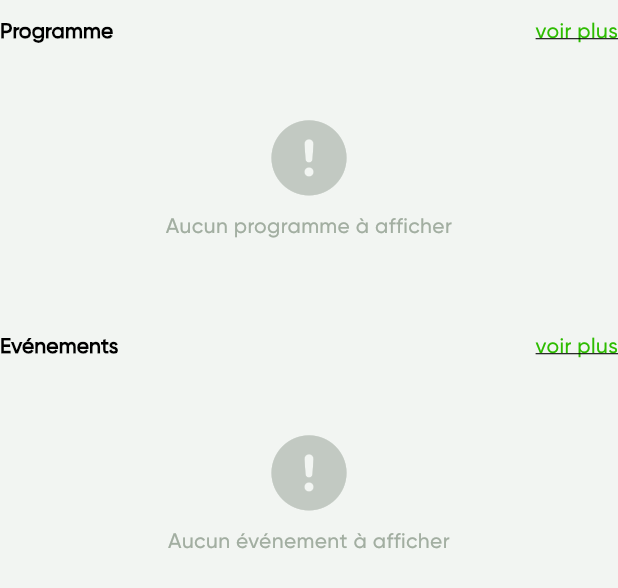
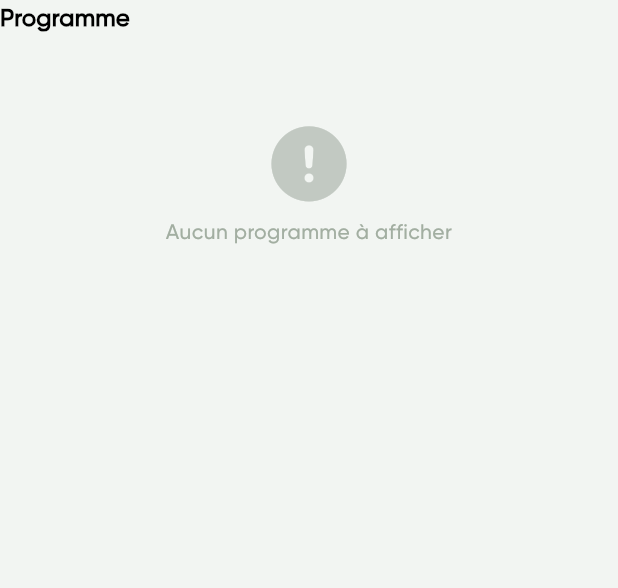
Before and after one commit to aesd24/aesd_buzz, a Flutter app: the Program widget shown alone on an empty page, opened directly with empty values, on a phone screen of 412 x 824 dp. Shown: the top 588 px of the screen. Run offline on Flutter 3.47's test engine with Material 3 defaults, Android fonts, the phone set to English and light mode, and no system bars; our stand-ins replace audioplayers, chewie, date_field, device_info_plus, dio, file_picker and 14 more; missing offline and left inert: fast_cached_network_image, record; accounts and stored records are empty; network calls fail.

Commit message:
refactor: Improve UI and remove unused features
This commit introduces several UI improvements and code cleanup across the application. The main changes include refactoring how banners are displayed, refining the program list UI, and removing commented-out or unused code sections.

### Key Changes:

-   **UI & Layout:**
    -   **Banners (`certification_banner.dart`, `church_banner.dart`):** Refactored `getCertificationBanner` and `getChurchIssueBanner` to return a `Widget?` instead of a `PreferredSize?`. This allows them to be placed directly within the body of a `Scaffold` instead of the `AppBar`'s `bottom` property.
    -   **Home & Dashboard Pages (`home.dart`, `dashboard.dart`):** Moved the certification and church issue banners from the `AppBar` to the main content area, fixing potential layout issues.
    -   **Day Program (`day_program.dart`):** Updated the UI to display the full list of programs for a given day, removing the "voir plus" link. The events section has been commented out, focusing the view solely on programs.
    -   **Program Model (`day_program.model.dart`):** Improved the styling of the program day entry by adding a colored vertical bar on the left for better visual separation, replacing the previous simple border.

-   **Code Cleanup:**
    -   **Forum List (`forum/list.dart`):** The search bar has been commented out and is no longer visible.
    -   **Social Day Program (`day_program.dart`):** The event loading logic (`loadEvents`) and related UI components have been commented out, simplifying the page to only show church programs.
    -   **Quiz Page (`quiz/main.dart`):** A `try-catch` block that was previously commented out has been re-enabled to provide more robust error handling.
    -   **General:** Cleaned up `Get.to()` navigation calls for consistency in `dashboard.dart`.

```diff
--- a/lib/pages/forum/list.dart
+++ b/lib/pages/forum/list.dart
@@ -55,13 +55,13 @@ class _ForumMainState extends State<ForumMain> {
     ) : Column(
       crossAxisAlignment: CrossAxisAlignment.start,
       children: [
-        Padding(
+        /*Padding(
           padding: EdgeInsets.all(10),
           child: CustomFormTextField(
             label: "Recherche",
             prefix: cusIcon(Icons.search)
           )
-        ),
+        ),*/
         Expanded(
           child: Consumer<Forum>(
             builder: (context, forum, child) {
--- a/lib/pages/quiz/main.dart
+++ b/lib/pages/quiz/main.dart
@@ -40,10 +40,10 @@ class _QuizMainPageState extends State<QuizMainPage> {
       MessageService.showErrorMessage(
         "Erreur réseau. Vérifiez votre connexion internet",
       );
-    } /*catch(e) {
+    } catch(e) {
       print(e);
       MessageService.showErrorMessage("Une erreur inattendu s'est produite !");
-    }*/ finally {
+    } finally {
       setState(() {
         isLoading = false;
       });
--- a/lib/pages/social/church/day_program.dart
+++ b/lib/pages/social/church/day_program.dart
@@ -52,13 +52,13 @@ class _ProgramState extends State<Program> {
     return Provider.of<ProgramProvider>(context, listen: false).dayPrograms;
   }
 
-  Future loadEvents() async {
+  /*Future loadEvents() async {
     await Provider.of<Event>(
       context,
       listen: false,
     ).getEvents(churchId: widget.churchId);
     return Provider.of<Event>(context, listen: false).events;
-  }
+  }*/
 
   @override
   void initState() {
@@ -76,13 +76,15 @@ class _ProgramState extends State<Program> {
       child: Column(
         crossAxisAlignment: CrossAxisAlignment.start,
         children: [
-          _buildHeaderRow(
-            text: "Programme",
-            onTap:
-                () => Get.to(() =>
-                  SocialElementsList(loadElements: () => loadPrograms()),
-                ),
+          Text(
+            "Programme",
+            style: Theme.of(
+              context,
+            ).textTheme.titleMedium!.copyWith(fontWeight: FontWeight.bold),
           ),
+
+          SizedBox(height: 20),
+
           Consumer<ProgramProvider>(
             builder: (context, provider, child) {
               if (provider.dayPrograms.isEmpty) {
@@ -91,14 +93,22 @@ class _ProgramState extends State<Program> {
                   child: notFoundTile(text: "Aucun programme à afficher"),
                 );
               }
-              final program = provider.dayPrograms.last;
-              return program.buildWidget(context);
+              final programs = provider.dayPrograms;
+              return Column(
+                children: List.generate(programs.length, (index) {
+                  final program = programs[index];
+                  return program.buildWidget(
+                    context,
+                    reloader: () => setState(() {}),
+                  );
+                }),
+              );
             },
           ),
 
           SizedBox(height: 10),
 
-          _buildHeaderRow(
+          /*_buildHeaderRow(
             text: "Evénements",
             onTap:
                 () => Get.to(() =>
@@ -119,7 +129,7 @@ class _ProgramState extends State<Program> {
                 child: provider.events[0].buildWidget(context),
               );
             },
-          ),
+          ),*/
         ],
       ),
     );
```
Also changed, not shown: lib/components/certification_banner.dart (+4 -10 lines), lib/components/church_banner.dart (+2 -5 lines), lib/models/day_program.dart (+25 -7 lines), lib/pages/dashboard/dashboard.dart (+15 -9 lines), lib/pages/home.dart (+8 -2 lines).
